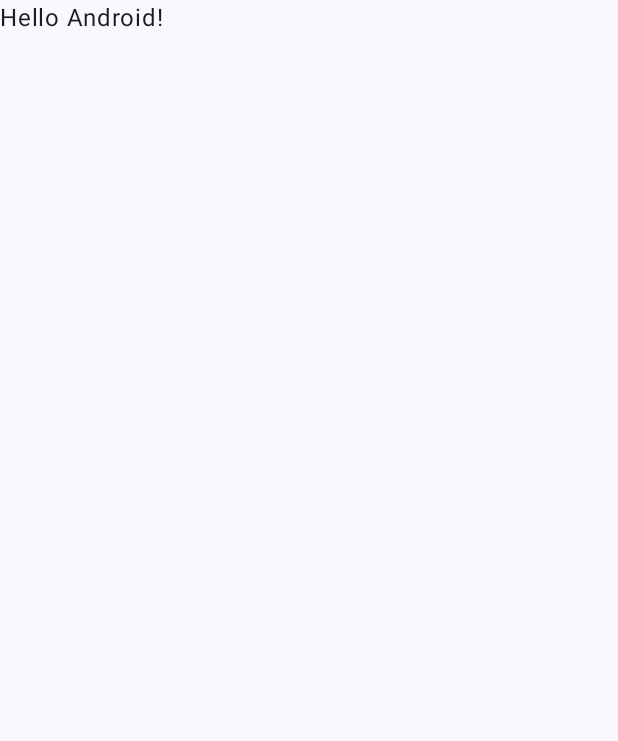
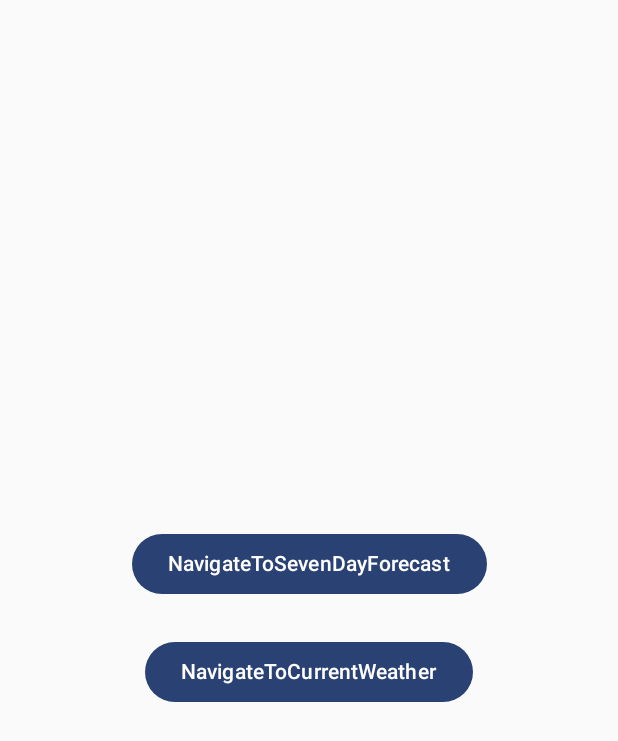
Before and after one commit to Passant-Hatem/WeatherHub, an Android app built with Jetpack Compose: the screen it shows after launch (MainActivity), on a phone screen of 412 x 824 dp. Before the commit the part shown is almost empty. Shown: the top 741 px of the screen. Run offline under Robolectric (Android 15) with nearby library versions, the phone set to English and light mode, and no system bars; our stand-ins replace Dagger/Hilt's generated code.

```diff
--- a/app/src/main/AndroidManifest.xml
+++ b/app/src/main/AndroidManifest.xml
@@ -4,6 +4,7 @@
 
     <application
         android:allowBackup="true"
+        android:name=".app.WeatherHubApplication"
         android:dataExtractionRules="@xml/data_extraction_rules"
         android:fullBackupContent="@xml/backup_rules"
         android:icon="@mipmap/ic_launcher"
@@ -13,7 +14,7 @@
         android:theme="@style/Theme.WeatherHub"
         tools:targetApi="31">
         <activity
-            android:name=".MainActivity"
+            android:name=".app.MainActivity"
             android:exported="true"
             android:label="@string/app_name"
             android:theme="@style/Theme.WeatherHub">
--- a/app/src/main/java/com/example/weatherhub/MainActivity.kt
+++ /dev/null
@@ -1,47 +0,0 @@
-package com.example.weatherhub
-
-import android.os.Bundle
-import androidx.activity.ComponentActivity
-import androidx.activity.compose.setContent
-import androidx.activity.enableEdgeToEdge
-import androidx.compose.foundation.layout.fillMaxSize
-import androidx.compose.foundation.layout.padding
-import androidx.compose.material3.Scaffold
-import androidx.compose.material3.Text
-import androidx.compose.runtime.Composable
-import androidx.compose.ui.Modifier
-import androidx.compose.ui.tooling.preview.Preview
-import com.example.weatherhub.ui.theme.WeatherHubTheme
-
-class MainActivity : ComponentActivity() {
-    override fun onCreate(savedInstanceState: Bundle?) {
-        super.onCreate(savedInstanceState)
-        enableEdgeToEdge()
-        setContent {
-            WeatherHubTheme {
-                Scaffold(modifier = Modifier.fillMaxSize()) { innerPadding ->
-                    Greeting(
-                        name = "Android",
-                        modifier = Modifier.padding(innerPadding)
-                    )
-                }
-            }
-        }
-    }
-}
-
-@Composable
-fun Greeting(name: String, modifier: Modifier = Modifier) {
-    Text(
-        text = "Hello $name!",
-        modifier = modifier
-    )
-}
-
-@Preview(showBackground = true)
-@Composable
-fun GreetingPreview() {
-    WeatherHubTheme {
-        Greeting("Android")
-    }
-}
--- /dev/null
+++ b/app/src/main/java/com/example/weatherhub/app/MainActivity.kt
@@ -0,0 +1,52 @@
+package com.example.weatherhub.app
+
+import android.os.Bundle
+import androidx.activity.ComponentActivity
+import androidx.activity.compose.setContent
+import androidx.activity.enableEdgeToEdge
+import androidx.navigation.compose.NavHost
+import androidx.navigation.compose.composable
+import androidx.navigation.compose.rememberNavController
+import androidx.navigation.toRoute
+import com.example.weatherhub.core.presentaion.theme.WeatherHubTheme
+import com.example.weatherhub.features.current_weather.CurrentWeatherScreen
+import com.example.weatherhub.features.current_weather.CurrentWeatherScreenRoute
+import com.example.weatherhub.features.find_city.FindCityScreen
+import com.example.weatherhub.features.find_city.FindCityScreenRoute
+import com.example.weatherhub.features.seven_day_forecast.SevenDayForecastScreen
+import com.example.weatherhub.features.seven_day_forecast.SevenDayForecastScreenRoute
+
+class MainActivity : ComponentActivity() {
+    override fun onCreate(savedInstanceState: Bundle?) {
+        super.onCreate(savedInstanceState)
+        enableEdgeToEdge()
+        setContent {
+            WeatherHubTheme {
+                val navController = rememberNavController()
+                NavHost(
+                    navController = navController,
+                    startDestination = FindCityScreenRoute
+                ) {
+                    composable<FindCityScreenRoute> {
+                        FindCityScreen(
+                            onNavigateToSevenDayForecast = {
+                                navController.navigate(SevenDayForecastScreenRoute(it))
+                            },
+                            onNavigateToCurrentWeather = {
+                                navController.navigate(
+                                    CurrentWeatherScreenRoute
+                                )
+                            })
+                    }
+                    composable<CurrentWeatherScreenRoute> {
+                        CurrentWeatherScreen()
+                    }
+                    composable<SevenDayForecastScreenRoute> {
+                        val args = it.toRoute<SevenDayForecastScreenRoute>()
+                        SevenDayForecastScreen(args.city)
+                    }
+                }
+            }
+        }
+    }
+}
--- /dev/null
+++ b/app/src/main/java/com/example/weatherhub/app/WeatherHubApplication.kt
@@ -0,0 +1,7 @@
+package com.example.weatherhub.app
+
+import android.app.Application
+import dagger.hilt.android.HiltAndroidApp
+
+@HiltAndroidApp
+class WeatherHubApplication : Application()
--- /dev/null
+++ b/app/src/main/java/com/example/weatherhub/core/mics/Aliases.kt
@@ -0,0 +1,5 @@
+package com.example.weatherhub.core.mics
+
+
+typealias Consumer<T> = (T) -> Unit
+typealias Action = () -> Unit
--- a/app/src/main/java/com/example/weatherhub/ui/theme/Color.kt
+++ b/app/src/main/java/com/example/weatherhub/core/presentaion/theme/Color.kt
@@ -1,4 +1,4 @@
-package com.example.weatherhub.ui.theme
+package com.example.weatherhub.core.presentaion.theme
 
 import androidx.compose.ui.graphics.Color
 
--- a/app/src/main/java/com/example/weatherhub/ui/theme/Theme.kt
+++ b/app/src/main/java/com/example/weatherhub/core/presentaion/theme/Theme.kt
@@ -1,6 +1,5 @@
-package com.example.weatherhub.ui.theme
+package com.example.weatherhub.core.presentaion.theme
 
-import android.app.Activity
 import android.os.Build
 import androidx.compose.foundation.isSystemInDarkTheme
 import androidx.compose.material3.MaterialTheme
--- a/app/src/main/java/com/example/weatherhub/ui/theme/Type.kt
+++ b/app/src/main/java/com/example/weatherhub/core/presentaion/theme/Type.kt
@@ -1,4 +1,4 @@
-package com.example.weatherhub.ui.theme
+package com.example.weatherhub.core.presentaion.theme
 
 import androidx.compose.material3.Typography
 import androidx.compose.ui.text.TextStyle
--- /dev/null
+++ b/app/src/main/java/com/example/weatherhub/features/current_weather/CurrentWeatherScreen.kt
@@ -0,0 +1,19 @@
+package com.example.weatherhub.features.current_weather
+
+import androidx.compose.foundation.layout.Box
+import androidx.compose.foundation.layout.fillMaxSize
+import androidx.compose.material3.Text
+import androidx.compose.runtime.Composable
+import androidx.compose.ui.Alignment
+import androidx.compose.ui.Modifier
+import kotlinx.serialization.Serializable
+
+@Composable
+fun CurrentWeatherScreen() {
+    Box(Modifier.fillMaxSize()) {
+        Text(text = "CurrentWeatherScreen", modifier = Modifier.align(Alignment.Center))
+    }
+}
+
+@Serializable
+object CurrentWeatherScreenRoute
--- /dev/null
+++ b/app/src/main/java/com/example/weatherhub/features/find_city/FindCityScreen.kt
@@ -0,0 +1,40 @@
+package com.example.weatherhub.features.find_city
+
+import androidx.compose.foundation.layout.Arrangement
+import androidx.compose.foundation.layout.Column
+import androidx.compose.foundation.layout.Spacer
+import androidx.compose.foundation.layout.fillMaxSize
+import androidx.compose.foundation.layout.height
+import androidx.compose.material3.Button
+import androidx.compose.material3.Text
+import androidx.compose.runtime.Composable
+import androidx.compose.ui.Alignment
+import androidx.compose.ui.Modifier
+import androidx.compose.ui.unit.dp
+import com.example.weatherhub.core.mics.Action
+import com.example.weatherhub.core.mics.Consumer
+import kotlinx.serialization.Serializable
+
+@Composable
+fun FindCityScreen(
+    onNavigateToSevenDayForecast: Consumer<String>,
+    onNavigateToCurrentWeather: Action,
+) {
+    Column(
+        verticalArrangement = Arrangement.Center,
+        modifier = Modifier.fillMaxSize(),
+        horizontalAlignment = Alignment.CenterHorizontally
+    ) {
+        Button(onClick = { onNavigateToSevenDayForecast("Cairo") }) {
+            Text(text = "NavigateToSevenDayForecast")
+        }
+        Spacer(modifier = Modifier.height(24.dp))
+        Button(onClick = { onNavigateToCurrentWeather() }) {
+            Text(text = "NavigateToCurrentWeather")
+        }
+
+    }
+}
+
+@Serializable
+object FindCityScreenRoute
--- a/build.gradle.kts
+++ b/build.gradle.kts
@@ -2,4 +2,6 @@
 plugins {
     alias(libs.plugins.android.application) apply false
     alias(libs.plugins.jetbrains.kotlin.android) apply false
+    alias(libs.plugins.dagger.hilt.android) apply false
+    alias(libs.plugins.kotlin.kapt) apply false
 }
```
Also changed, not shown: app/build.gradle.kts (+35 -2 lines), app/src/main/java/com/example/weatherhub/features/seven_day_forecast/SevenDayForecastScreen.kt (added, +23 -0 lines), gradle/libs.versions.toml (+35 -0 lines).
